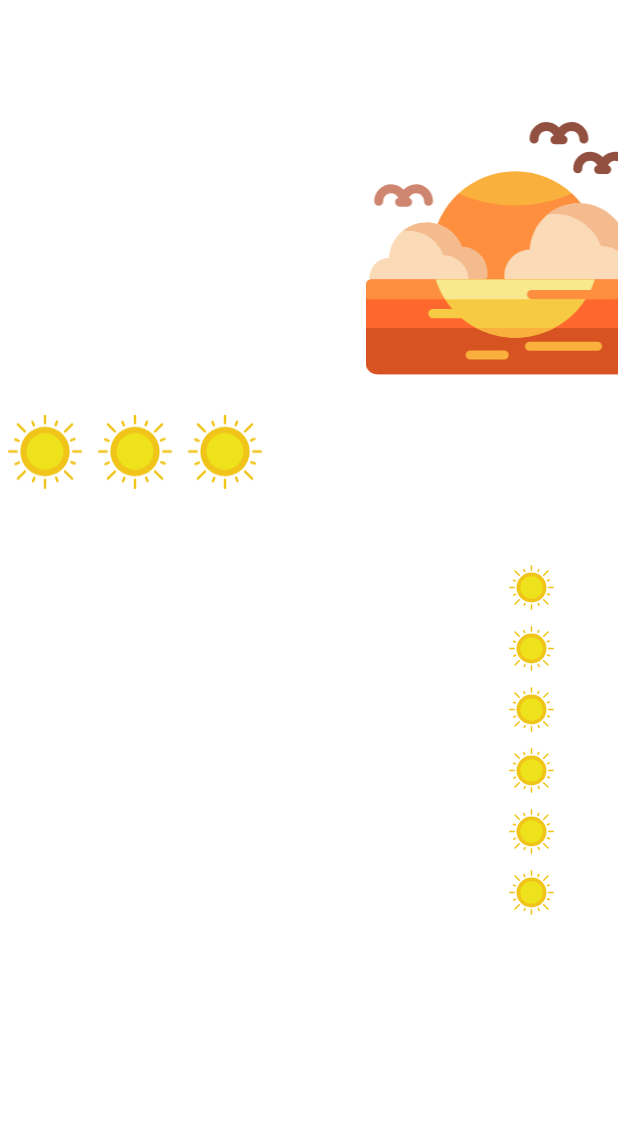
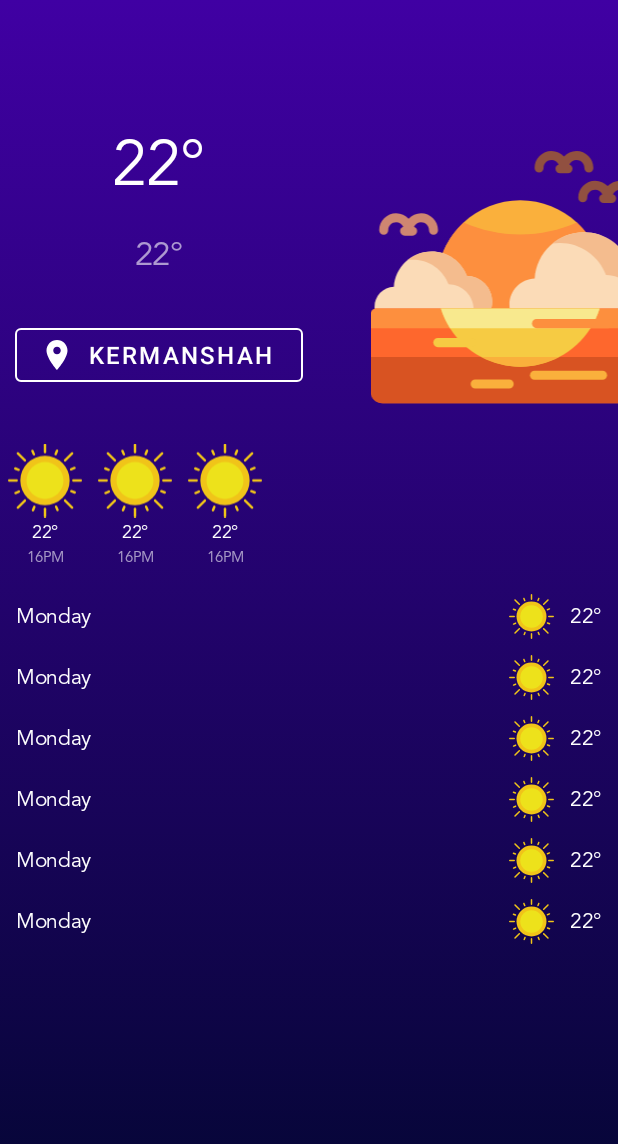
Before and after one commit to moeindev/Weatherfo, an Android app: the layout layout_main.xml on its own in the app's theme, with its tools: preview values and no code run, on a phone screen of 412 x 824 dp. Shown: the top 1144 px of the screen. Run offline under Robolectric (Android 15) with nearby library versions, the phone set to English and light mode, and no system bars; network calls fail.

Commit message:
fix button overlapping

```diff
--- a/app/src/main/res/layout/item_city.xml
+++ b/app/src/main/res/layout/item_city.xml
@@ -2,9 +2,11 @@
 <androidx.constraintlayout.widget.ConstraintLayout xmlns:android="http://schemas.android.com/apk/res/android"
     android:layout_width="match_parent"
     android:layout_height="50dp"
+    android:layout_margin="10dp"
     xmlns:tools="http://schemas.android.com/tools">
     <TextView
         android:id="@+id/item_city_name"
+        android:layout_margin="5dp"
         style="@style/AppTheme.cityItem.secondaryText"
         tools:text="@string/default_location_name"
         android:layout_width="match_parent"
--- a/app/src/main/res/layout/layout_main.xml
+++ b/app/src/main/res/layout/layout_main.xml
@@ -2,7 +2,7 @@
 <androidx.constraintlayout.widget.ConstraintLayout xmlns:android="http://schemas.android.com/apk/res/android"
     xmlns:tools="http://schemas.android.com/tools"
     xmlns:app="http://schemas.android.com/apk/res-auto"
-    android:background="@android:color/transparent"
+    android:background="@drawable/back_evening"
     android:layout_width="match_parent"
     android:layout_height="match_parent">
 
@@ -43,13 +43,14 @@
     <Button
         app:layout_constraintTop_toBottomOf="@id/feels_temp"
         app:layout_constraintStart_toStartOf="parent"
+        app:layout_constraintBottom_toTopOf="@id/hourly_list"
         app:layout_constraintHorizontal_bias="0"
         android:layout_margin="10dp"
         tools:text="@string/default_location_name"
         app:layout_constraintEnd_toStartOf="@id/main_temp_icon"
         style="@style/AppTheme.current.changeLocation"
         android:id="@+id/change_location"
-        android:layout_width="wrap_content"
+        android:layout_width="0dp"
         android:layout_height="wrap_content"/>
 
     <androidx.recyclerview.widget.RecyclerView
```
